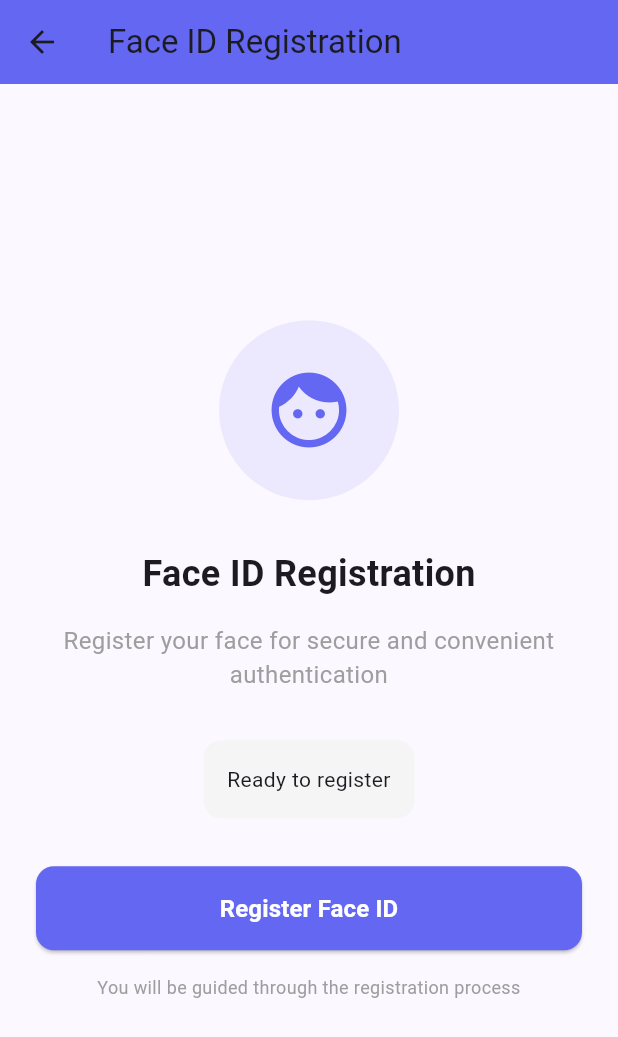
After one commit to tuananh0405-collab/app-fe-v2, a Flutter app: the FaceIdRegistrationExample screen opened directly, on a phone screen of 412 x 824 dp. The commit adds this screen. Shown: the top 1037 px of the screen. Run offline on Flutter 3.47's test engine with Material 3 defaults, Android fonts, the phone set to English and light mode, and no system bars; our stand-ins replace dartz, dio, flutter_riverpod, get_it, go_router, internet_connection_checker and 1 more.

Commit message:
add face registration

```diff
--- a/lib/core/routing/app_router.dart
+++ b/lib/core/routing/app_router.dart
@@ -8,6 +8,7 @@ import '../../features/auth/application/auth_controller.dart';
 import '../../features/auth/presentation/sign_in_screen.dart';
 import '../../features/home/presentation/home_screen.dart';
 import '../../features/common/presentation/stub_screen.dart';
+import '../../faceid_page.dart';
 import 'routes.dart';
 
 // Tạo GoRouter trong Provider để lắng nghe auth state
@@ -161,7 +162,7 @@ final routerProvider = Provider<GoRouter>((ref) {
       GoRoute(
         path: AppRoutePath.faceIdRegister,
         name: AppRouteName.faceIdRegister,
-        builder: (c, s) => const StubScreen(title: 'Register & Update FaceID'),
+        builder: (c, s) => const FaceIdPage(),
       ),
 
       // Schedule
--- /dev/null
+++ b/lib/features/face_id/face_id_registration_example.dart
@@ -0,0 +1,182 @@
+import 'package:flutter/material.dart';
+import 'package:flutter_riverpod/flutter_riverpod.dart';
+import '../../core/services/face_id_service.dart';
+import '../auth/providers/auth_providers.dart';
+
+/// Example screen showing how to use Face ID registration
+class FaceIdRegistrationExample extends ConsumerStatefulWidget {
+  const FaceIdRegistrationExample({super.key});
+
+  @override
+  ConsumerState<FaceIdRegistrationExample> createState() => _FaceIdRegistrationExampleState();
+}
+
+class _FaceIdRegistrationExampleState extends ConsumerState<FaceIdRegistrationExample> {
+  String _status = 'Ready to register';
+  bool _isProcessing = false;
+
+  @override
+  void initState() {
+    super.initState();
+
+    // Set up listener for Face ID registration results
+    FaceIdService.setFaceIdResultListener((success) {
+      setState(() {
+        _isProcessing = false;
+        if (success) {
+          _status = '✅ Face ID registered successfully!';
+        } else {
+          _status = '❌ Face ID registration failed';
+        }
+      });
+    });
+  }
+
+  Future<void> _registerFaceId() async {
+    setState(() {
+      _isProcessing = true;
+      _status = 'Opening Face ID registration...';
+    });
+
+    // ✅ Lấy user ID từ login state
+    final loginState = ref.read(loginControllerProvider);
+    final userId = loginState.user?.id;
+
+    if (userId == null || userId.isEmpty) {
+      setState(() {
+        _isProcessing = false;
+        _status = '❌ Error: User not logged in';
+      });
+      return;
+    }
+
+    try {
+      await FaceIdService.registerFaceId(userId);
+      // The result will be received in the listener above
+    } catch (e) {
+      setState(() {
+        _isProcessing = false;
+        _status = 'Error: $e';
+      });
+    }
+  }
+
+  @override
+  Widget build(BuildContext context) {
+    return Scaffold(
+      appBar: AppBar(
+        title: const Text('Face ID Registration'),
+        backgroundColor: const Color(0xFF6367F1),
+      ),
+      body: Center(
+        child: Padding(
+          padding: const EdgeInsets.all(24.0),
+          child: Column(
+            mainAxisAlignment: MainAxisAlignment.center,
+            children: [
+              // Face ID Icon
+              Container(
+                width: 120,
+                height: 120,
+                decoration: BoxDecoration(
+                  color: const Color(0xFF6367F1).withOpacity(0.1),
+                  shape: BoxShape.circle,
+                ),
+                child: const Icon(
+                  Icons.face,
+                  size: 60,
+                  color: Color(0xFF6367F1),
+                ),
+              ),
+
+              const SizedBox(height: 32),
+
+              // Title
+              const Text(
+                'Face ID Registration',
+                style: TextStyle(
+                  fontSize: 24,
+                  fontWeight: FontWeight.bold,
+                ),
+              ),
+
+              const SizedBox(height: 16),
+
+              // Description
+              const Text(
+                'Register your face for secure and convenient authentication',
+                textAlign: TextAlign.center,
+                style: TextStyle(
+                  fontSize: 16,
+                  color: Colors.grey,
+                ),
+              ),
+
+              const SizedBox(height: 32),
+
+              // Status
+              Container(
+                padding: const EdgeInsets.all(16),
+                decoration: BoxDecoration(
+                  color: Colors.grey[100],
+                  borderRadius: BorderRadius.circular(12),
+                ),
+                child: Text(
+                  _status,
+                  textAlign: TextAlign.center,
+                  style: const TextStyle(fontSize: 14),
+                ),
+              ),
+
+              const SizedBox(height: 32),
+
+              // Register Button
+              SizedBox(
+                width: double.infinity,
+                height: 56,
+                child: ElevatedButton(
+                  onPressed: _isProcessing ? null : _registerFaceId,
+                  style: ElevatedButton.styleFrom(
+                    backgroundColor: const Color(0xFF6367F1),
+                    foregroundColor: Colors.white,
+                    shape: RoundedRectangleBorder(
+                      borderRadius: BorderRadius.circular(12),
+                    ),
+                  ),
+                  child: _isProcessing
+                      ? const SizedBox(
+                          width: 24,
+                          height: 24,
+                          child: CircularProgressIndicator(
+                            color: Colors.white,
+                            strokeWidth: 2,
+                          ),
+                        )
+                      : const Text(
+                          'Register Face ID',
+                          style: TextStyle(
+                            fontSize: 16,
+                            fontWeight: FontWeight.bold,
+                          ),
+                        ),
+                ),
+              ),
+
+              const SizedBox(height: 16),
+
+              // Info
+              const Text(
+                'You will be guided through the registration process',
+                textAlign: TextAlign.center,
+                style: TextStyle(
+                  fontSize: 12,
+                  color: Colors.grey,
+                ),
+              ),
+            ],
+          ),
+        ),
+      ),
+    );
+  }
+}
--- a/lib/main.dart
+++ b/lib/main.dart
@@ -2,10 +2,14 @@ import 'package:flutter/material.dart';
 import 'package:flutter_riverpod/flutter_riverpod.dart';
 import 'core/routing/app_router.dart';
 import 'core/di/injection_container.dart' as di;
+import 'faceid_channel.dart';
 
 void main() async {
   WidgetsFlutterBinding.ensureInitialized();
   await di.init();
+  // Initialize native Face ID channel listener
+  FaceIdChannel.init();
+
   runApp(const ProviderScope(child: MyApp()));
 }
 
```
Also changed, not shown: lib/core/services/face_id_service.dart (added, +95 -0 lines), lib/faceid_channel.dart (added, +67 -0 lines), lib/faceid_page.dart (added, +71 -0 lines), lib/features/auth/presentation/controllers/login_controller.dart (+18 -0 lines), flutter_01.png (added), 212 other files.
